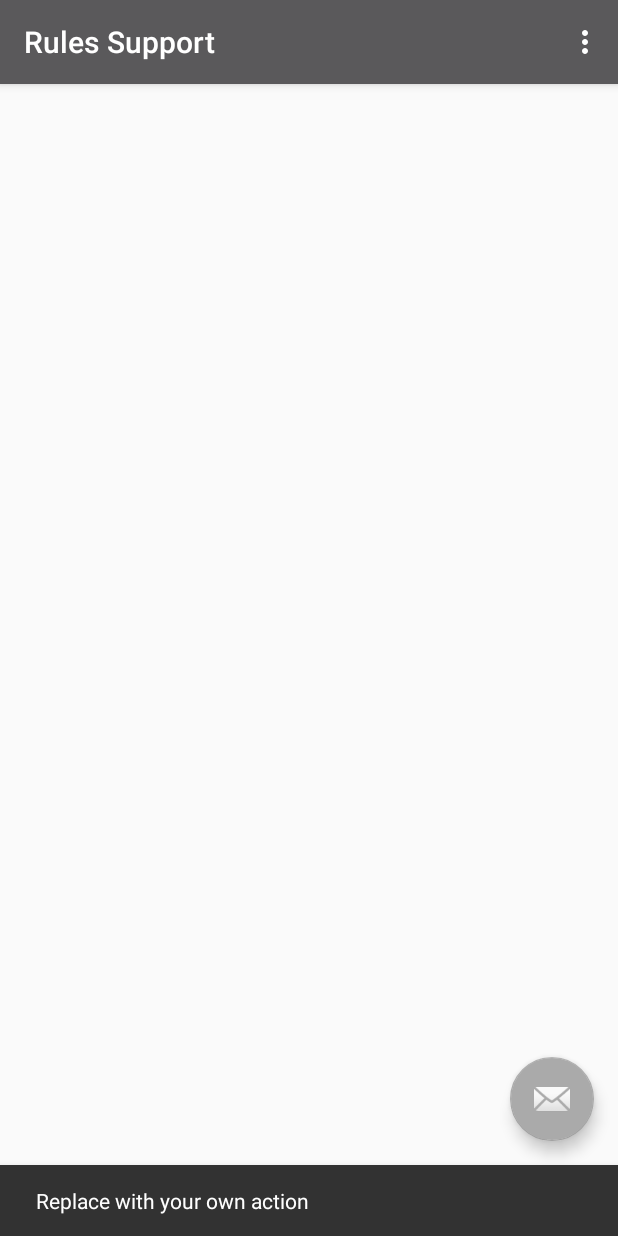
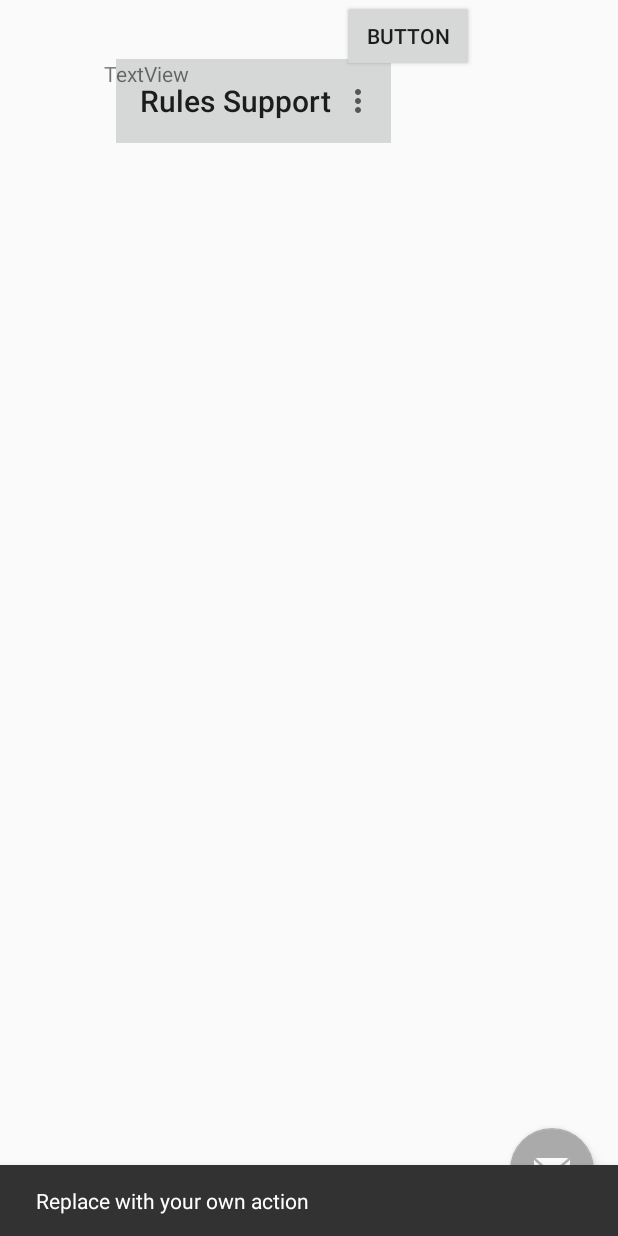
Before and after one commit to Drayton80/RulesSupport, an Android app: the screen it shows after launch (MainActivity), after a tap on an icon or button, on a phone screen of 412 x 824 dp. Run offline under Robolectric (Android 15) with nearby library versions, the phone set to English and light mode, and no system bars.

```diff
--- a/app/src/main/res/layout/activity_main.xml
+++ b/app/src/main/res/layout/activity_main.xml
@@ -1,39 +1,73 @@
 <?xml version="1.0" encoding="utf-8"?>
-<android.support.design.widget.CoordinatorLayout xmlns:android="http://schemas.android.com/apk/res/android"
+<android.support.constraint.ConstraintLayout xmlns:android="http://schemas.android.com/apk/res/android"
     xmlns:app="http://schemas.android.com/apk/res-auto"
     xmlns:tools="http://schemas.android.com/tools"
     android:layout_width="match_parent"
     android:layout_height="match_parent"
     tools:context="oppositeroom.rulessupport.MainActivity">
 
-    <android.support.design.widget.AppBarLayout
-        android:layout_width="match_parent"
-        android:layout_height="wrap_content"
-        android:theme="@style/AppTheme.AppBarOverlay">
 
-        <android.support.v7.widget.Toolbar
-            android:id="@+id/toolbar"
-            android:layout_width="match_parent"
-            android:layout_height="?attr/actionBarSize"
-            android:background="?attr/colorButtonNormal"
-            app:popupTheme="@style/AppTheme.PopupOverlay" />
+    <android.support.v7.widget.Toolbar
+        android:id="@+id/toolbar"
+        android:layout_width="0dp"
+        android:layout_height="56dp"
+        android:background="?attr/colorButtonNormal"
+        app:popupTheme="@style/AppTheme.PopupOverlay"
+        tools:layout_constraintTop_creator="1"
+        android:layout_marginStart="8dp"
+        tools:layout_constraintLeft_creator="1"
+        app:layout_constraintLeft_toLeftOf="@+id/textView"
+        app:layout_constraintTop_toTopOf="@+id/textView"
+        android:layout_marginLeft="8dp" />
 
-    </android.support.design.widget.AppBarLayout>
 
     <android.support.design.widget.FloatingActionButton
         android:id="@+id/fab"
         android:layout_width="wrap_content"
         android:layout_height="wrap_content"
-        android:layout_gravity="bottom|end"
-        android:layout_margin="@dimen/fab_margin"
         app:backgroundTint="@android:color/darker_gray"
         app:rippleColor="@android:color/black"
-        app:srcCompat="@android:drawable/ic_dialog_email" />
+        app:srcCompat="@android:drawable/ic_dialog_email"
+        tools:layout_constraintRight_creator="1"
+        tools:layout_constraintBottom_creator="1"
+        app:layout_constraintBottom_toBottomOf="parent"
+        android:layout_marginEnd="16dp"
+        app:layout_constraintRight_toRightOf="parent"
+        android:layout_marginBottom="16dp"
+        android:layout_marginRight="16dp" />
 
     <TextView
         android:id="@+id/textView"
         android:layout_width="wrap_content"
         android:layout_height="166dp"
-        android:text="TextView" />
+        android:text="TextView"
+        tools:layout_constraintTop_creator="1"
+        tools:layout_constraintLeft_creator="1"
+        app:layout_constraintLeft_toLeftOf="parent"
+        app:layout_constraintTop_toTopOf="parent"
+        android:layout_marginLeft="4dp"
+        android:layout_marginTop="8dp"
+        app:layout_constraintBottom_toBottomOf="parent"
+        android:layout_marginBottom="8dp"
+        android:layout_marginRight="8dp"
+        app:layout_constraintRight_toRightOf="parent"
+        app:layout_constraintVertical_bias="0.049"
+        app:layout_constraintHorizontal_bias="0.19"
+        android:layout_marginStart="4dp"
+        android:layout_marginEnd="8dp" />
 
-</android.support.design.widget.CoordinatorLayout>
+    <Button
+        android:id="@+id/button"
+        android:layout_width="wrap_content"
+        android:layout_height="wrap_content"
+        android:text="Button"
+        tools:layout_editor_absoluteY="27dp"
+        app:layout_constraintLeft_toRightOf="@+id/textView"
+        android:layout_marginLeft="8dp"
+        android:layout_marginRight="8dp"
+        app:layout_constraintRight_toRightOf="parent"
+        app:layout_constraintHorizontal_bias="0.518"
+        android:layout_marginStart="8dp"
+        android:layout_marginEnd="8dp" />
+
+</android.support.constraint.ConstraintLayout>
```
Also changed, not shown: app/src/main/java/oppositeroom/rulessupport/estruturas/Arma.java (added, +132 -0 lines).
